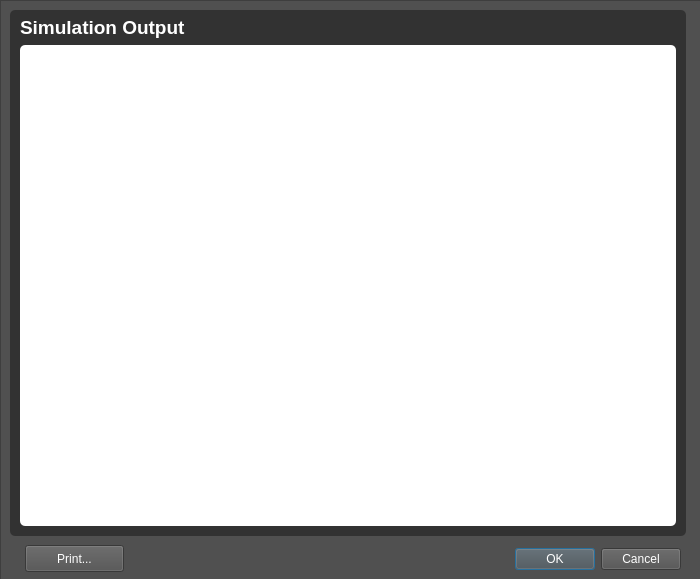
Old version of the form outputdialog.ui in the repository mvxt/noximGUI.
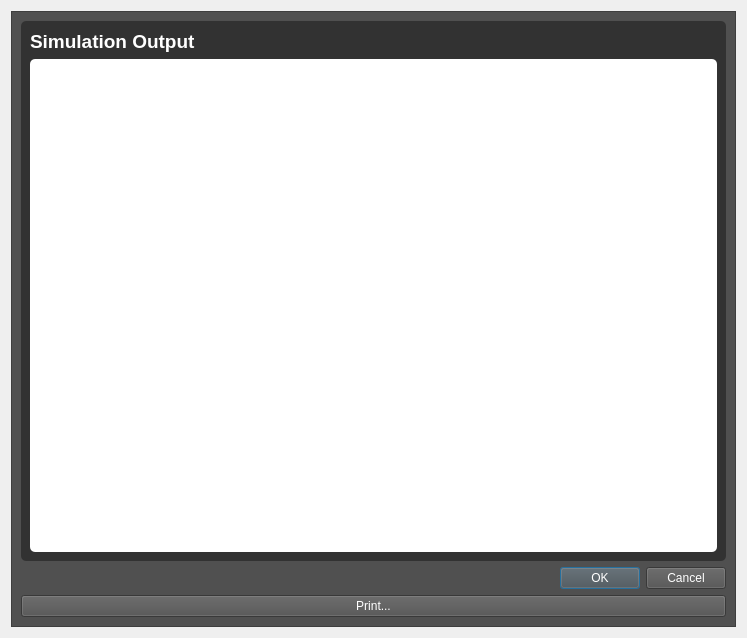
New version of the form.

Patch:
```diff
--- a/outputdialog.ui
+++ b/outputdialog.ui
@@ -6,8 +6,8 @@
    <rect>
     <x>0</x>
     <y>0</y>
-    <width>700</width>
-    <height>579</height>
+    <width>747</width>
+    <height>638</height>
    </rect>
   </property>
   <property name="windowTitle">
@@ -24,15 +24,9 @@
 	color:rgb(255, 255, 255);
 }</string>
   </property>
+  <layout class="QHBoxLayout" name="horizontalLayout">
+   <item>
   <widget class="QFrame" name="Output_Dialog_Frame">
-   <property name="geometry">
-    <rect>
-     <x>0</x>
-     <y>0</y>
-     <width>701</width>
-     <height>581</height>
-    </rect>
-   </property>
    <property name="styleSheet">
     <string notr="true">background-color: rgb(80, 80, 80)</string>
    </property>
@@ -42,58 +36,36 @@
    <property name="frameShadow">
     <enum>QFrame::Raised</enum>
    </property>
+     <layout class="QVBoxLayout" name="verticalLayout">
+      <item>
    <widget class="QWidget" name="Simulation_Widget" native="true">
-    <property name="geometry">
-     <rect>
-      <x>10</x>
-      <y>10</y>
-      <width>676</width>
-      <height>526</height>
-     </rect>
-    </property>
     <property name="styleSheet">
      <string notr="true">background-color: rgb(50, 50, 50);
 border-radius: 5px;
 </string>
     </property>
+        <layout class="QVBoxLayout" name="verticalLayout_2">
+         <item>
     <widget class="QLabel" name="Simulation_Label">
-     <property name="geometry">
-      <rect>
-       <x>10</x>
-       <y>0</y>
-       <width>221</width>
-       <height>36</height>
-      </rect>
-     </property>
      <property name="text">
       <string>&lt;html&gt;&lt;head/&gt;&lt;body&gt;&lt;p&gt;&lt;span style=&quot; font-size:14pt; font-weight:600;&quot;&gt;Simulation Output&lt;/span&gt;&lt;/p&gt;&lt;/body&gt;&lt;/html&gt;</string>
      </property>
     </widget>
+         </item>
+         <item>
     <widget class="QTextBrowser" name="Simulation_Output_TextBrowser">
-     <property name="geometry">
-      <rect>
-       <x>10</x>
-       <y>35</y>
-       <width>656</width>
-       <height>481</height>
-      </rect>
-     </property>
      <property name="styleSheet">
       <string notr="true">background-color: rgb(255, 255, 255);
 border-radius: 5px;
 </string>
      </property>
     </widget>
-   </widget>
+         </item>
+        </layout>
+       </widget>
+      </item>
+      <item>
    <widget class="QDialogButtonBox" name="Output_Dialog_ButtonBox">
-    <property name="geometry">
-     <rect>
-      <x>145</x>
-      <y>541</y>
-      <width>536</width>
-      <height>36</height>
-     </rect>
-    </property>
     <property name="orientation">
      <enum>Qt::Horizontal</enum>
     </property>
@@ -101,20 +73,18 @@
      <set>QDialogButtonBox::Cancel|QDialogButtonBox::Ok</set>
     </property>
    </widget>
+      </item>
+      <item>
    <widget class="QPushButton" name="Print_Button">
-    <property name="geometry">
-     <rect>
-      <x>25</x>
-      <y>545</y>
-      <width>99</width>
-      <height>27</height>
-     </rect>
-    </property>
     <property name="text">
      <string>Print...</string>
     </property>
    </widget>
-  </widget>
+      </item>
+     </layout>
+    </widget>
+   </item>
+  </layout>
  </widget>
  <resources/>
  <connections>
```
Lines whose indentation alone changed are shown as unchanged.
